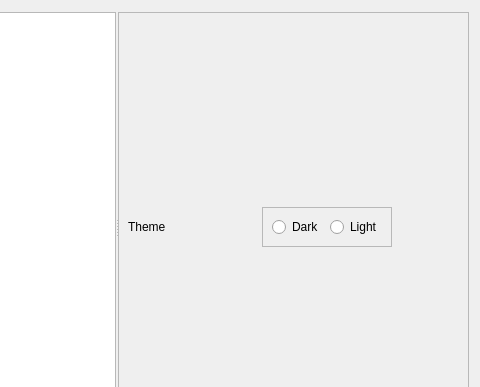
Above: forms/preferences.ui from MirayaProject/miraya before the change; both pictures show x 160 to 640 and y 0 to 387 of the 640 by 480 pixel window. Below: the same form after it.
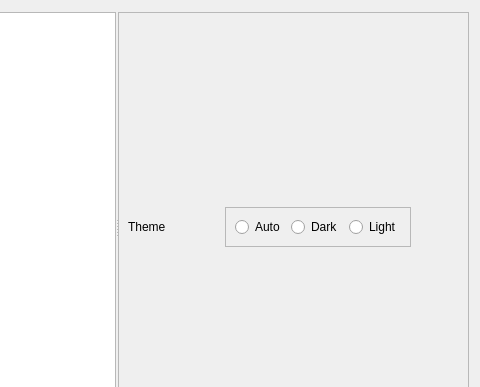
That is the form after the change. The open tabs and pages were chosen to show the change. Icons and pictures are not drawn.

Commit message: 🟠 preferences: added default theme radio button

What changed in the file:
```diff
--- a/forms/preferences.ui
+++ b/forms/preferences.ui
@@ -354,6 +354,13 @@
            <enum>QFrame::Raised</enum>
           </property>
           <layout class="QHBoxLayout" name="horizontalLayout">
+           <item>
+            <widget class="QRadioButton" name="themesDefaultRadio">
+             <property name="text">
+              <string>Auto</string>
+             </property>
+            </widget>
+           </item>
            <item>
             <widget class="QRadioButton" name="themesDarkRadio">
              <property name="enabled">
```
The commit also changes 1 other file.
